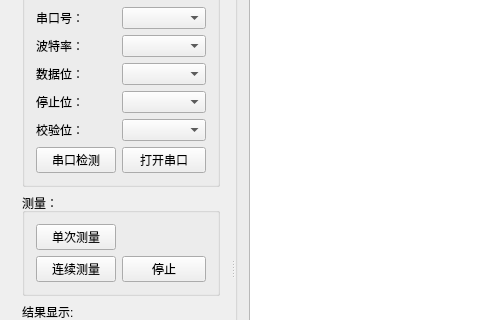
Old version of the form mainwindow.ui in the repository heathen557/vi4300; both pictures show x 0 to 480 and y 134 to 454 of the 1180 by 770 pixel window.
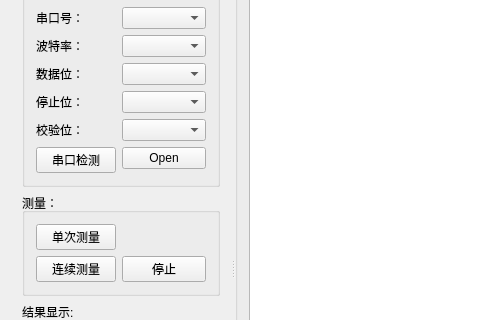
New version of the form. Icons and pictures are not drawn. Custom widgets are drawn as their Qt base class.

What changed in the file:
```diff
--- a/mainwindow.ui
+++ b/mainwindow.ui
@@ -173,7 +173,7 @@
               <item row="5" column="1">
                <widget class="QPushButton" name="openPort_pushButton">
                 <property name="text">
-                 <string>打开串口</string>
+                 <string>Open</string>
                 </property>
                </widget>
               </item>
```
Left out of the diff: 18 changed lines with no effect on the pictures.
